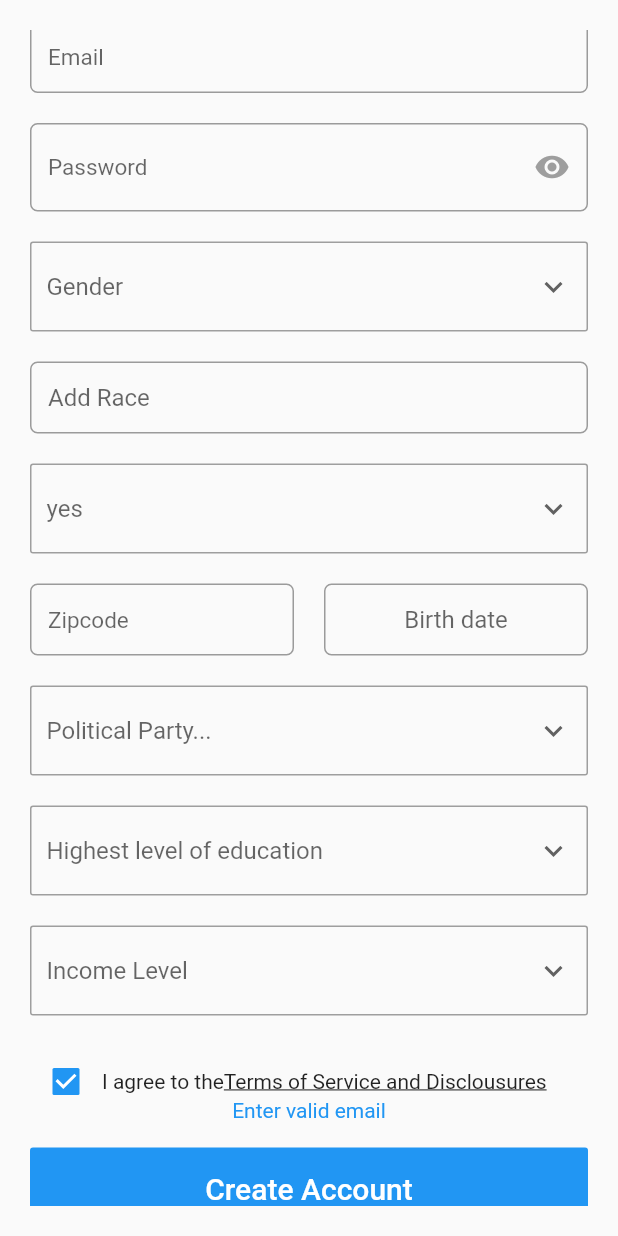
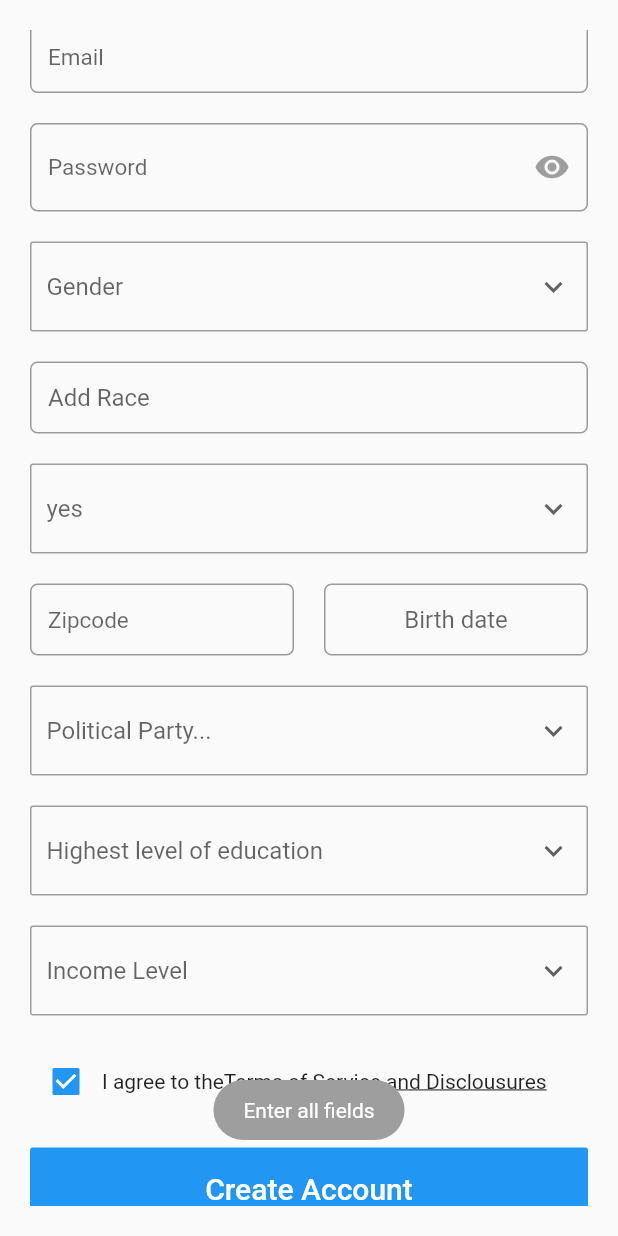
Before and after one commit to ronit99/Multiple_fields_form, a Flutter app: the screen it shows after launch, scrolled down 302 dp, after a tap on "Create Account", on a phone screen of 412 x 824 dp. Run offline on Flutter 3.47's test engine with Material 2 defaults, Android fonts, the phone set to English and light mode, and no system bars; our stand-ins replace dropdown_formfield, email_validator, fluttertoast, geolocator; missing offline and left inert: age, dart:ffi, geocoder.

Commit message:
edited with age count

```diff
--- a/lib/location_services.dart
+++ b/lib/location_services.dart
@@ -1 +1 @@
-import 'package:geolocator/geolocator.dart';
+// import 'package:geolocator/geolocator.dart';
--- a/lib/register.dart
+++ b/lib/register.dart
@@ -244,7 +244,7 @@ class _RegisterState extends State<Register> {
               children: [
                 Expanded(
                   child: new TextField(
-                    textAlign: TextAlign.center,
+                    textAlign: TextAlign.left,
                     keyboardType: TextInputType.text,
                     controller: fnamecontroller,
                     decoration: InputDecoration(
@@ -265,7 +265,7 @@ class _RegisterState extends State<Register> {
                 SizedBox(width: 20),
                 Expanded(
                   child: new TextField(
-                    textAlign: TextAlign.center,
+                    textAlign: TextAlign.left,
                     controller: lnamecontroller,
                     keyboardType: TextInputType.text,
                     decoration: InputDecoration(
@@ -598,12 +598,12 @@ class _RegisterState extends State<Register> {
               else
                 {
                   Fluttertoast.showToast(
-                      msg: 'Enter valid email',
+                      msg: 'Enter all fields',
                       toastLength: Toast.LENGTH_SHORT,
                       timeInSecForIosWeb: 2,
                       gravity: ToastGravity.BOTTOM,
-                      backgroundColor: Colors.transparent,
-                      textColor: Colors.blue
+                      backgroundColor: Colors.grey,
+                      textColor: Colors.white
                   );
                 }
               },
@@ -632,6 +632,7 @@ class _RegisterState extends State<Register> {
               partyname: _selectedname.name,
               race: raceController.text,
               degree : _selectedDegree.name,
+              birthdate: birthController.text,
             ))
     );
   }
--- a/pubspec.yaml
+++ b/pubspec.yaml
@@ -35,7 +35,7 @@ dependencies:
   geolocator: ^5.1.5
   permission_handler: ^5.0.1+1
   geocoder: ^0.2.1
-
+  age: ^0.0.1
 
 dev_dependencies:
   flutter_test:
```
Also changed, not shown: lib/listdata.dart (+41 -5 lines), pubspec.lock, 3 other files.
